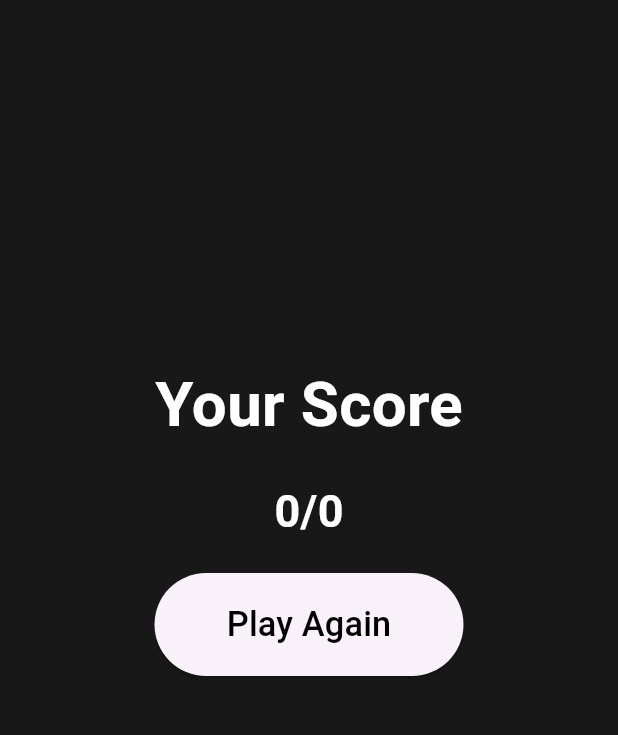
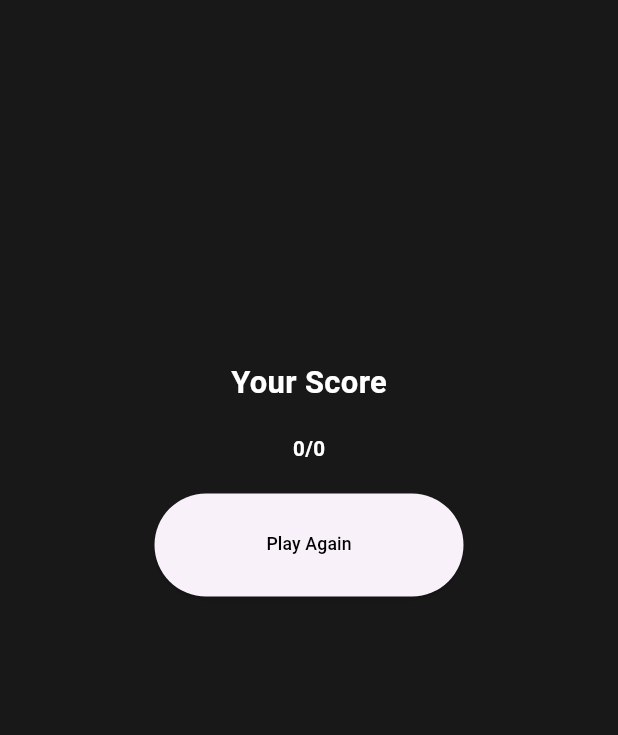
Before and after one commit to Pragnesh0074/quizzler, a Flutter app: the screen it shows after launch, after a tap on "Result", on a phone screen of 412 x 824 dp, the part 63-798 px from its top. Run offline on Flutter 3.47's test engine with Material 3 defaults, Android fonts, the phone set to English and light mode, and no system bars.

Commit message:
UI Changes

```diff
--- a/lib/main.dart
+++ b/lib/main.dart
@@ -186,7 +186,7 @@ class _HomePageState extends State<HomePage> {
               Text(questions.elementAt(counter)['question'],
                   textAlign: TextAlign.center,
                   style: TextStyle(
-                      color: Colors.white, fontSize: screenSize.width / 12)),
+                      color: Colors.white, fontSize: screenSize.width / 20)),
               SizedBox(height: 50),
               Row(
                 mainAxisAlignment: MainAxisAlignment.spaceEvenly,
@@ -291,7 +291,7 @@ class _OptionBtnState extends State<OptionBtn> {
           child: Text(widget.option,
               textAlign: TextAlign.center,
               style: TextStyle(
-                  color: Colors.white, fontSize: widget.screenSize.width / 22)),
+                  color: Colors.white, fontSize: widget.screenSize.width / 30)),
         ),
       ),
     );
--- a/lib/result_page.dart
+++ b/lib/result_page.dart
@@ -40,7 +40,7 @@ class _ResultpageState extends State<Resultpage> {
                 'Your Score',
                 style: TextStyle(
                   color: Colors.white,
-                  fontSize: screenSize.width / 10,
+                  fontSize: screenSize.width / 20,
                   fontWeight: FontWeight.bold,
                 ),
               ),
@@ -51,7 +51,7 @@ class _ResultpageState extends State<Resultpage> {
                 '${widget.answers.where((element) => element == 'correct').length}/${widget.answers.length}',
                 style: TextStyle(
                   color: Colors.white,
-                  fontSize: 30,
+                  fontSize: screenSize.width / 30,
                   fontWeight: FontWeight.bold,
                 ),
               ),
@@ -69,7 +69,7 @@ class _ResultpageState extends State<Resultpage> {
                   child: Text(
                     'Play Again',
                     style: TextStyle(
-                        color: Colors.black, fontSize: screenSize.width / 18),
+                        color: Colors.black, fontSize: screenSize.width / 35),
                   ),
                 ),
               ),
```
